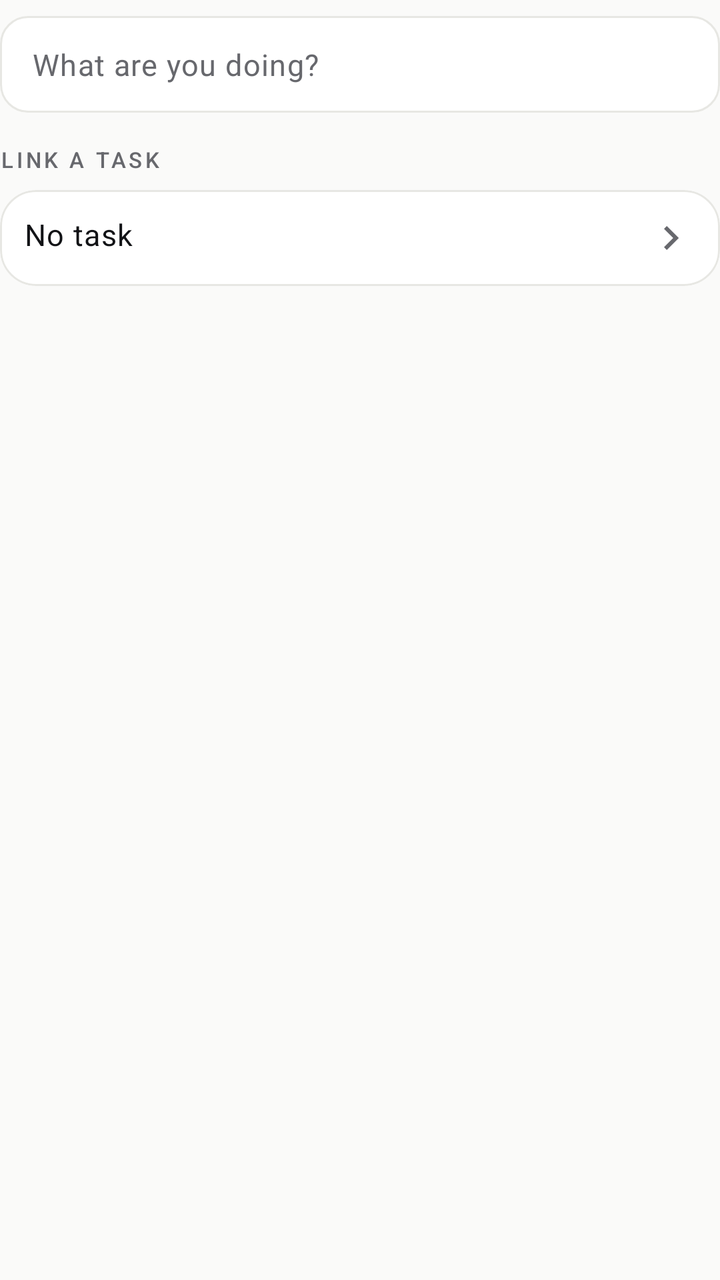
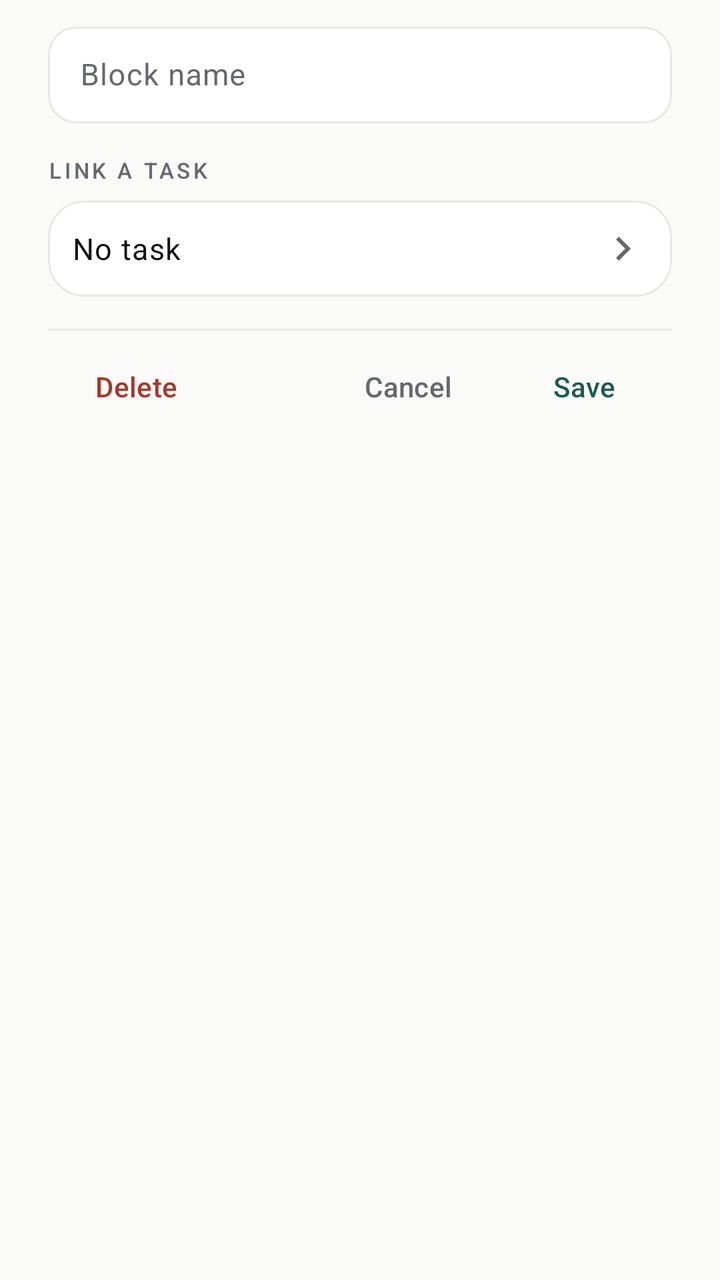

Screens rendered from an Android XML layout before and after an edit, with the pre-edit source and the edit as a unified diff.
<!-- AndroidManifest.xml: application theme Theme.FocusLoop -->
<!-- res/layout/dialog_time_block.xml -->
<?xml version="1.0" encoding="utf-8"?>
<androidx.constraintlayout.widget.ConstraintLayout xmlns:android="http://schemas.android.com/apk/res/android"
    xmlns:app="http://schemas.android.com/apk/res-auto"
    android:layout_width="match_parent"
    android:layout_height="wrap_content"
    android:paddingTop="@dimen/space_sm">

    <com.google.android.material.textfield.TextInputLayout
        android:id="@+id/blockInputLayout"
        style="@style/Widget.FocusLoop.TextInputLayout"
        android:layout_width="0dp"
        android:layout_height="wrap_content"
        app:layout_constraintEnd_toEndOf="parent"
        app:layout_constraintStart_toStartOf="parent"
        app:layout_constraintTop_toTopOf="parent">

        <com.google.android.material.textfield.TextInputEditText
            android:id="@+id/blockEdit"
            style="@style/Widget.FocusLoop.TextInputEditText"
            android:layout_width="match_parent"
            android:layout_height="wrap_content"
            android:hint="@string/dialog_block_hint"
            android:inputType="textCapSentences"
            android:maxLines="1" />
    </com.google.android.material.textfield.TextInputLayout>

    <TextView
        android:id="@+id/labelLinkTask"
        style="@style/Text.Label"
        android:layout_width="0dp"
        android:layout_height="wrap_content"
        android:layout_marginTop="@dimen/space_lg"
        android:text="@string/dialog_link_task"
        app:layout_constraintEnd_toEndOf="parent"
        app:layout_constraintStart_toStartOf="parent"
        app:layout_constraintTop_toBottomOf="@id/blockInputLayout" />

    <com.google.android.material.card.MaterialCardView
        android:id="@+id/blockTaskCard"
        style="@style/Widget.FocusLoop.Card"
        android:layout_width="0dp"
        android:layout_height="wrap_content"
        android:layout_marginTop="@dimen/space_sm"
        android:clickable="true"
        android:focusable="true"
        app:layout_constraintEnd_toEndOf="parent"
        app:layout_constraintStart_toStartOf="parent"
        app:layout_constraintTop_toBottomOf="@id/labelLinkTask">

        <androidx.constraintlayout.widget.ConstraintLayout
            android:layout_width="match_parent"
            android:layout_height="wrap_content"
            android:padding="@dimen/space_md">

            <TextView
                android:id="@+id/blockTaskValue"
                style="@style/Text.Body"
                android:layout_width="0dp"
                android:layout_height="wrap_content"
                android:text="@string/dialog_no_task"
                app:layout_constraintEnd_toStartOf="@id/blockTaskChevron"
                app:layout_constraintStart_toStartOf="parent"
                app:layout_constraintTop_toTopOf="parent" />

            <ImageView
                android:id="@+id/blockTaskChevron"
                android:layout_width="@dimen/icon_md"
                android:layout_height="@dimen/icon_md"
                android:contentDescription="@null"
                android:src="@drawable/ic_chevron_right"
                app:layout_constraintBottom_toBottomOf="parent"
                app:layout_constraintEnd_toEndOf="parent"
                app:layout_constraintTop_toTopOf="parent"
                app:tint="?attr/colorOnSurfaceVariant" />
        </androidx.constraintlayout.widget.ConstraintLayout>
    </com.google.android.material.card.MaterialCardView>

</androidx.constraintlayout.widget.ConstraintLayout>
<!-- resources referenced by this layout -->
<resources>
  <dimen name="icon_md">24dp</dimen>
  <dimen name="space_lg">16dp</dimen>
  <dimen name="space_md">12dp</dimen>
  <dimen name="space_sm">8dp</dimen>
  <!-- drawable ic_chevron_right (drawable) -->
  <?xml version="1.0" encoding="utf-8"?>
  <vector xmlns:android="http://schemas.android.com/apk/res/android"
      android:width="24dp"
      android:height="24dp"
      android:viewportWidth="960"
      android:viewportHeight="960">
      <group android:translateY="960">
          <path android:fillColor="?attr/colorOnSurface" android:pathData="M504-480 320-664l56-56 240 240-240 240-56-56 184-184Z"/>
      </group>
  </vector>
  <string name="dialog_block_hint">What are you doing?</string>
  <string name="dialog_link_task">LINK A TASK</string>
  <string name="dialog_no_task">No task</string>
  <style name="Text.Body" parent="TextAppearance.Material3.BodyLarge">
          <item name="android:textSize">15sp</item>
          <item name="android:textColor">?attr/colorOnSurface</item>
          <item name="android:lineSpacingExtra">4dp</item>
      </style>
  <style name="Text.Label" parent="TextAppearance.Material3.LabelMedium">
          <item name="android:textSize">11sp</item>
          <item name="android:textAllCaps">true</item>
          <item name="android:fontFamily">sans-serif-medium</item>
          <item name="android:textColor">?attr/colorOnSurfaceVariant</item>
          <item name="android:letterSpacing">0.14</item>
      </style>
  <style name="Widget.FocusLoop.Card" parent="Widget.Material3.CardView.Outlined">
          <item name="cardCornerRadius">@dimen/radius_card</item>
          <item name="cardElevation">0dp</item>
          <item name="strokeWidth">1dp</item>
          <item name="strokeColor">?attr/colorOutlineVariant</item>
          <item name="cardBackgroundColor">?attr/colorSurface</item>
          <item name="rippleColor">?attr/colorSurfaceVariant</item>
      </style>
  <style name="Widget.FocusLoop.TextInputEditText" parent="Widget.Material3.TextInputEditText.OutlinedBox">
          <item name="android:textSize">15sp</item>
          <item name="android:textColor">?attr/colorOnSurface</item>
          <item name="android:textColorHint">?attr/colorOnSurfaceVariant</item>
          <item name="android:paddingTop">14dp</item>
          <item name="android:paddingBottom">14dp</item>
          <item name="android:fontFamily">sans-serif</item>
      </style>
  <style name="Theme.FocusLoop" parent="Base.Theme.FocusLoop" />
  <dimen name="radius_card">18dp</dimen>
  <dimen name="radius_input">14dp</dimen>
  <color name="accent">#1E5B4F</color>
  <color name="on_accent">#FFFFFF</color>
  <color name="accent_soft">#EAF0ED</color>
  <color name="ink">#121316</color>
  <color name="paper">#FAFAF9</color>
  <color name="surface_muted">#F2F2EF</color>
  <color name="surface">#FFFFFF</color>
  <color name="ink_muted">#67686D</color>
  <color name="hairline">#E7E7E3</color>
  <color name="danger">#A33A2A</color>
  <color name="white_fixed">#FFFFFF</color>
  <style name="ThemeOverlay.FocusLoop.Dialog" parent="ThemeOverlay.Material3.MaterialAlertDialog">
          <item name="colorSurface">@color/surface</item>
          <item name="colorOnSurface">@color/ink</item>
      </style>
  <!-- unchanged entries left out for length: 2 -->
</resources>

<!-- the commit's change to res/layout/dialog_time_block.xml (unified diff, before → after) -->
@@ -1,25 +1,27 @@
 <?xml version="1.0" encoding="utf-8"?>
-<androidx.constraintlayout.widget.ConstraintLayout xmlns:android="http://schemas.android.com/apk/res/android"
+<LinearLayout xmlns:android="http://schemas.android.com/apk/res/android"
     xmlns:app="http://schemas.android.com/apk/res-auto"
     android:layout_width="match_parent"
     android:layout_height="wrap_content"
-    android:paddingTop="@dimen/space_sm">
+    android:orientation="vertical"
+    android:paddingStart="@dimen/space_xl"
+    android:paddingTop="@dimen/space_sm"
+    android:paddingEnd="@dimen/space_xl"
+    android:paddingBottom="@dimen/space_sm">
 
     <com.google.android.material.textfield.TextInputLayout
         android:id="@+id/blockInputLayout"
         style="@style/Widget.FocusLoop.TextInputLayout"
-        android:layout_width="0dp"
+        android:layout_width="match_parent"
         android:layout_height="wrap_content"
-        app:layout_constraintEnd_toEndOf="parent"
-        app:layout_constraintStart_toStartOf="parent"
-        app:layout_constraintTop_toTopOf="parent">
+        android:hint="@string/dialog_block_name"
+        app:hintEnabled="true">
 
         <com.google.android.material.textfield.TextInputEditText
             android:id="@+id/blockEdit"
             style="@style/Widget.FocusLoop.TextInputEditText"
             android:layout_width="match_parent"
             android:layout_height="wrap_content"
-            android:hint="@string/dialog_block_hint"
             android:inputType="textCapSentences"
             android:maxLines="1" />
     </com.google.android.material.textfield.TextInputLayout>
@@ -27,29 +29,25 @@
     <TextView
         android:id="@+id/labelLinkTask"
         style="@style/Text.Label"
-        android:layout_width="0dp"
+        android:layout_width="match_parent"
         android:layout_height="wrap_content"
         android:layout_marginTop="@dimen/space_lg"
-        android:text="@string/dialog_link_task"
-        app:layout_constraintEnd_toEndOf="parent"
-        app:layout_constraintStart_toStartOf="parent"
-        app:layout_constraintTop_toBottomOf="@id/blockInputLayout" />
+        android:text="@string/dialog_link_task" />
 
     <com.google.android.material.card.MaterialCardView
         android:id="@+id/blockTaskCard"
         style="@style/Widget.FocusLoop.Card"
-        android:layout_width="0dp"
+        android:layout_width="match_parent"
         android:layout_height="wrap_content"
         android:layout_marginTop="@dimen/space_sm"
         android:clickable="true"
-        android:focusable="true"
-        app:layout_constraintEnd_toEndOf="parent"
-        app:layout_constraintStart_toStartOf="parent"
-        app:layout_constraintTop_toBottomOf="@id/labelLinkTask">
+        android:focusable="true">
 
-        <androidx.constraintlayout.widget.ConstraintLayout
+        <LinearLayout
             android:layout_width="match_parent"
             android:layout_height="wrap_content"
+            android:gravity="center_vertical"
+            android:orientation="horizontal"
             android:padding="@dimen/space_md">
 
             <TextView
@@ -57,10 +55,8 @@
                 style="@style/Text.Body"
                 android:layout_width="0dp"
                 android:layout_height="wrap_content"
-                android:text="@string/dialog_no_task"
-                app:layout_constraintEnd_toStartOf="@id/blockTaskChevron"
-                app:layout_constraintStart_toStartOf="parent"
-                app:layout_constraintTop_toTopOf="parent" />
+                android:layout_weight="1"
+                android:text="@string/dialog_no_task" />
 
             <ImageView
                 android:id="@+id/blockTaskChevron"
@@ -68,11 +64,49 @@
                 android:layout_height="@dimen/icon_md"
                 android:contentDescription="@null"
                 android:src="@drawable/ic_chevron_right"
-                app:layout_constraintBottom_toBottomOf="parent"
-                app:layout_constraintEnd_toEndOf="parent"
-                app:layout_constraintTop_toTopOf="parent"
                 app:tint="?attr/colorOnSurfaceVariant" />
-        </androidx.constraintlayout.widget.ConstraintLayout>
+        </LinearLayout>
     </com.google.android.material.card.MaterialCardView>
 
-</androidx.constraintlayout.widget.ConstraintLayout>
+    <View
+        android:layout_width="match_parent"
+        android:layout_height="1dp"
+        android:layout_marginTop="@dimen/space_lg"
+        android:background="?attr/colorOutlineVariant" />
+
+    <LinearLayout
+        android:layout_width="match_parent"
+        android:layout_height="wrap_content"
+        android:layout_marginTop="@dimen/space_xs"
+        android:gravity="center_vertical"
+        android:orientation="horizontal">
+
+        <com.google.android.material.button.MaterialButton
+            android:id="@+id/blockDelete"
+            style="@style/Widget.FocusLoop.Button.Text"
+            android:layout_width="wrap_content"
+            android:layout_height="wrap_content"
+            android:text="@string/action_delete"
+            android:textColor="@color/danger" />
+
+        <Space
+            android:layout_width="0dp"
+            android:layout_height="1dp"
+            android:layout_weight="1" />
+
+        <com.google.android.material.button.MaterialButton
+            android:id="@+id/blockCancel"
+            style="@style/Widget.FocusLoop.Button.Text"
+            android:layout_width="wrap_content"
+            android:layout_height="wrap_content"
+            android:text="@string/action_cancel" />
+
+        <com.google.android.material.button.MaterialButton
+            android:id="@+id/blockSave"
+            style="@style/Widget.FocusLoop.Button.Text"
+            android:layout_width="wrap_content"
+            android:layout_height="wrap_content"
+            android:text="@string/action_save"
+            android:textColor="?attr/colorPrimary" />
+    </LinearLayout>
+</LinearLayout>
<!-- resource entries referenced after the edit -->
@@ -4,6 +4,8 @@
   <dimen name="space_lg">16dp</dimen>
   <dimen name="space_md">12dp</dimen>
   <dimen name="space_sm">8dp</dimen>
+  <dimen name="space_xl">24dp</dimen>
+  <dimen name="space_xs">4dp</dimen>
   <!-- drawable ic_chevron_right (drawable) -->
   <?xml version="1.0" encoding="utf-8"?>
   <vector xmlns:android="http://schemas.android.com/apk/res/android"
@@ -15,7 +17,10 @@
           <path android:fillColor="?attr/colorOnSurface" android:pathData="M504-480 320-664l56-56 240 240-240 240-56-56 184-184Z"/>
       </group>
   </vector>
-  <string name="dialog_block_hint">What are you doing?</string>
+  <string name="action_cancel">Cancel</string>
+  <string name="action_delete">Delete</string>
+  <string name="action_save">Save</string>
+  <string name="dialog_block_name">Block name</string>
   <string name="dialog_link_task">LINK A TASK</string>
   <string name="dialog_no_task">No task</string>
   <style name="Text.Body" parent="TextAppearance.Material3.BodyLarge">
@@ -29,6 +34,16 @@
           <item name="android:fontFamily">sans-serif-medium</item>
           <item name="android:textColor">?attr/colorOnSurfaceVariant</item>
           <item name="android:letterSpacing">0.14</item>
+      </style>
+  <style name="Widget.FocusLoop.Button.Text" parent="Widget.Material3.Button.TextButton">
+          <item name="android:minHeight">@dimen/touch_target</item>
+          <item name="android:textSize">14sp</item>
+          <item name="android:textAllCaps">false</item>
+          <item name="android:textColor">?attr/colorOnSurfaceVariant</item>
+          <item name="android:letterSpacing">0.01</item>
+          <item name="android:insetTop">0dp</item>
+          <item name="android:insetBottom">0dp</item>
+          <item name="rippleColor">?attr/colorSurfaceVariant</item>
       </style>
   <style name="Widget.FocusLoop.Card" parent="Widget.Material3.CardView.Outlined">
           <item name="cardCornerRadius">@dimen/radius_card</item>
@@ -47,6 +62,7 @@
           <item name="android:fontFamily">sans-serif</item>
       </style>
   <style name="Theme.FocusLoop" parent="Base.Theme.FocusLoop" />
+  <dimen name="touch_target">48dp</dimen>
   <dimen name="radius_card">18dp</dimen>
   <dimen name="radius_input">14dp</dimen>
   <color name="accent">#1E5B4F</color>
